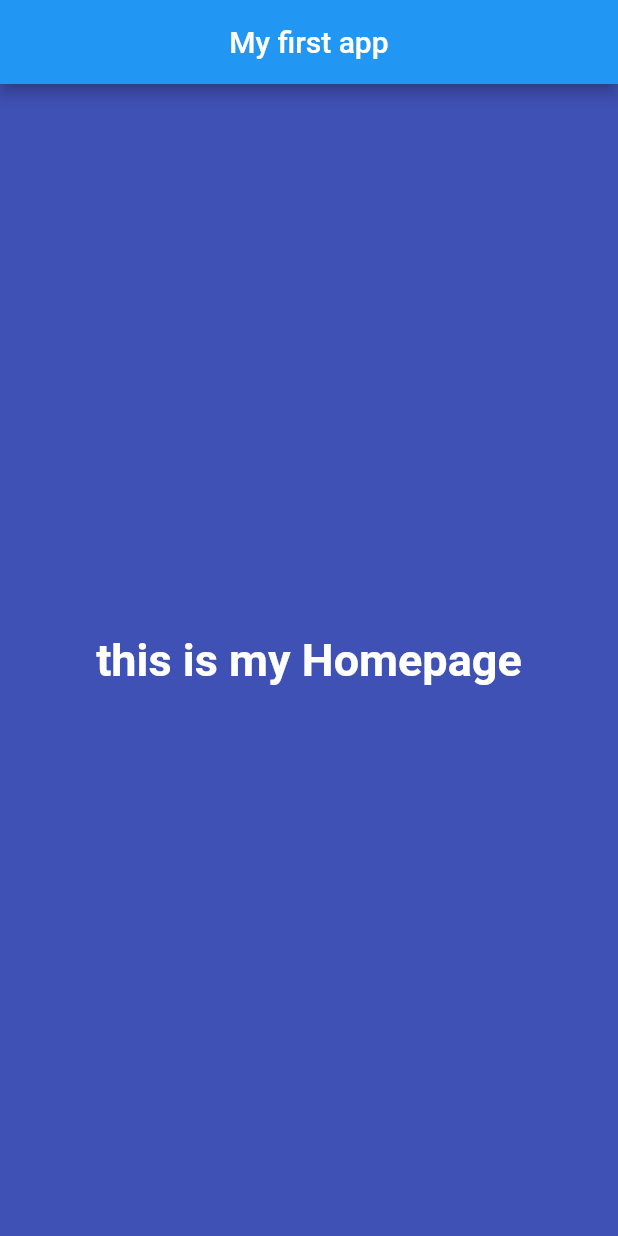
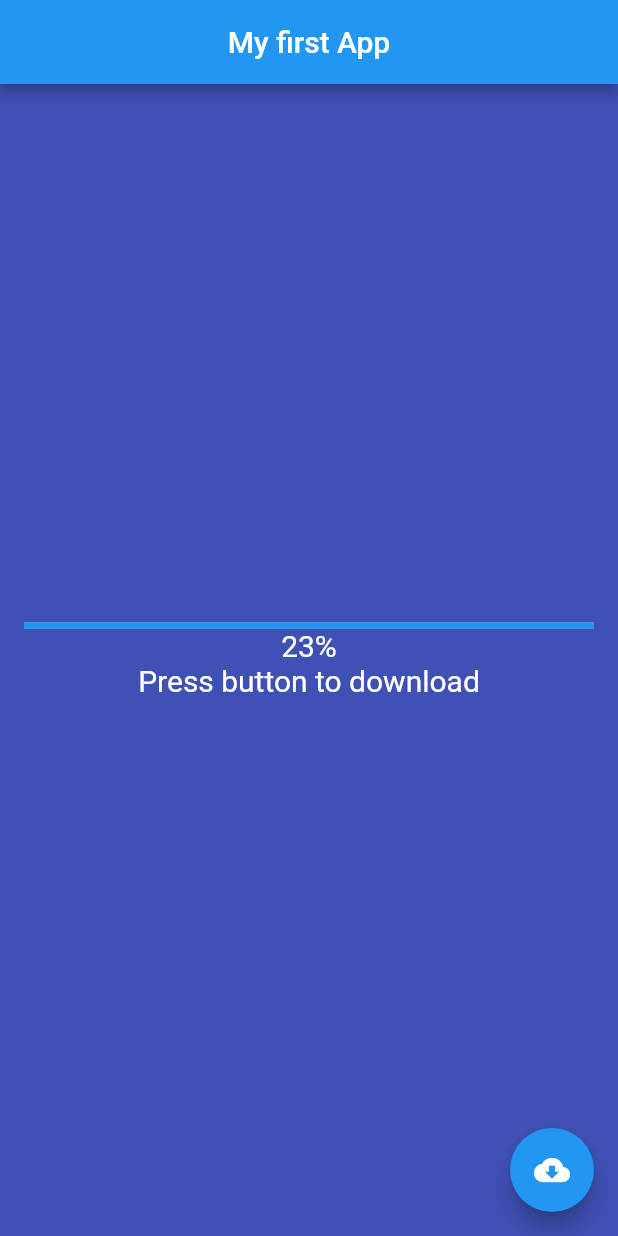
Before and after one commit to yushachkov01/myFirstDart_project, a Flutter app: the screen it shows after launch, on a phone screen of 412 x 824 dp. Run offline on Flutter 3.47's test engine with Material 2 defaults, Android fonts, the phone set to English and light mode, and no system bars.

```diff
--- a/lib/main.dart
+++ b/lib/main.dart
@@ -1,23 +1,42 @@
 import 'package:flutter/material.dart';
 
 void main() {
-  runApp(MaterialApp(
+  runApp(myFirstApp());
+}
+
+class myFirstApp extends StatelessWidget {
+  @override
+  Widget build(BuildContext context) {
+    return MaterialApp(
       home: Scaffold(
         backgroundColor: Colors.indigo,
         appBar: AppBar(
-        title: Text("My first app"),
+          title: Text("My first App"),
           centerTitle: true,
         ),
         body: Center(
-        child: Text(
-          "this is my Homepage",
-          style: TextStyle(
-            fontSize: 30,
-            fontWeight: FontWeight.bold,
-            color: Colors.white,
+          child: Container(
+              padding: EdgeInsets.all(16),
+              child: Column(
+                mainAxisAlignment: MainAxisAlignment.center,
+                children: <Widget>[
+                  LinearProgressIndicator(value: 23),
+                  Text(
+                    '23%',
+                    style: TextStyle(color: Colors.white, fontSize: 20),
+                  ),
+                  Text(
+                    'Press button to download',
+                    style: TextStyle(color: Colors.white, fontSize: 20),
+                  )
+                ],
+              )),
+        ),
+        floatingActionButton: FloatingActionButton(
+          onPressed: null,
+          child: Icon(Icons.cloud_download),
         ),
       ),
-      ),
-    ),
-  )); //Нужен для создания виджета, который мы создаем и передаем в качестве параметра, по сути это то, что мы видим, когда запускаем приложение
+    );
   }
+}
```
Lines whose indentation alone changed are shown as unchanged.
